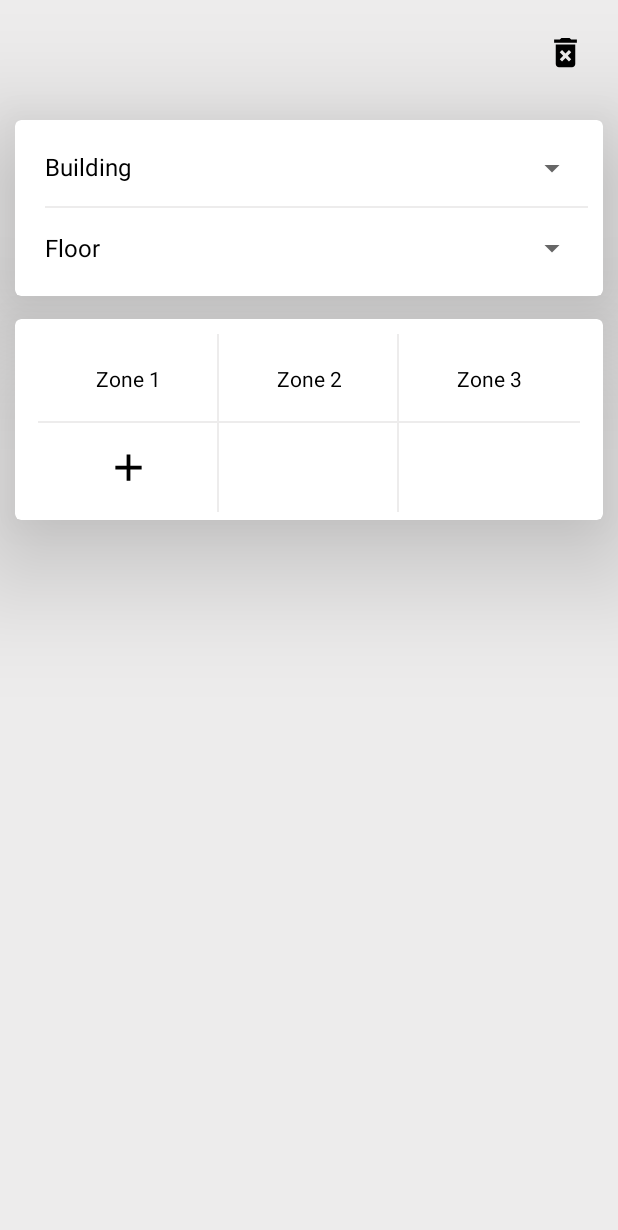
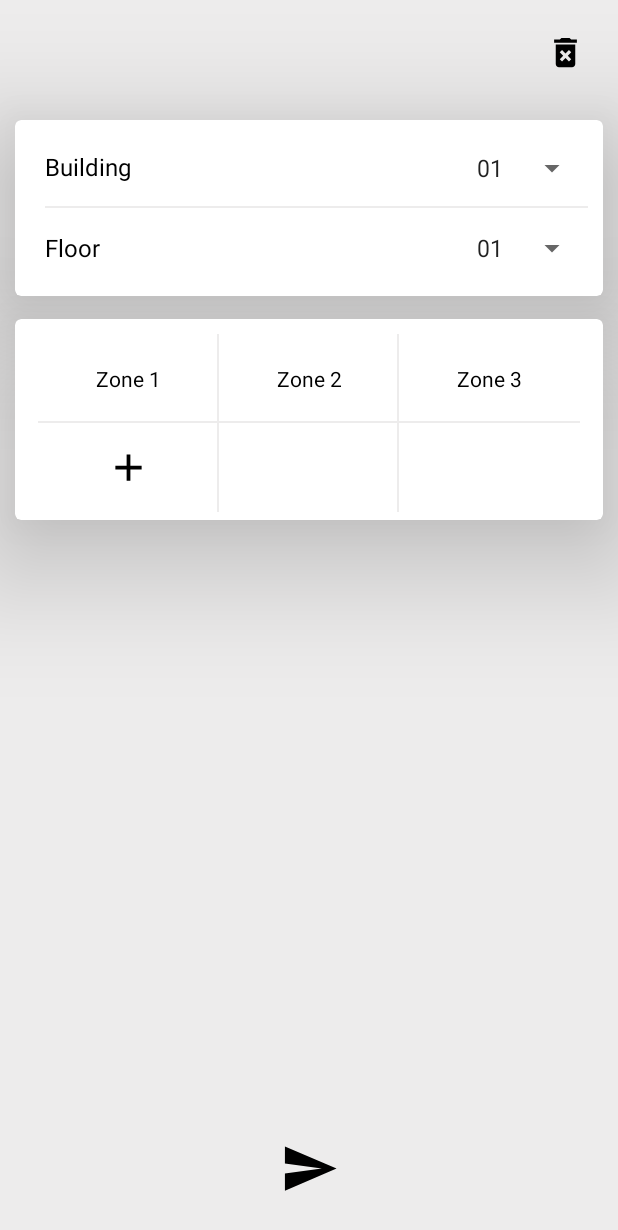
Before and after one commit to asapsonter/appScan-, an Android app: the screen it shows after launch (MainActivity), after a tap on an icon or button, on a phone screen of 412 x 824 dp. Shown: the top 1230 px of the screen. Run offline under Robolectric (Android 15) with nearby library versions, the phone set to English and light mode, and no system bars.

Commit message:
scanned rows and complete zone adapters

```diff
--- a/app/src/main/java/com/example/scanqrapp/models/SingleScannedRow.java
+++ b/app/src/main/java/com/example/scanqrapp/models/SingleScannedRow.java
@@ -19,4 +19,10 @@ public class SingleScannedRow {
 
         return Objects.equals(uuid, that.uuid) && Objects.equals(building, that.building) && Objects.equals(floor, that.floor) && Objects.equals(zone, that.zone) && Objects.equals(uniqueId, that.uniqueId) && Objects.equals(productName, that.productName);
     }
+
+    @Override
+    //use hash function to convert strings Objects into numerical values
+    public int hashCode() {
+        return Objects.hash(uuid, building, floor, zone, uniqueId, productName);
+    }
 }
--- a/app/src/main/java/com/example/scanqrapp/ui/main/MainFragment.java
+++ b/app/src/main/java/com/example/scanqrapp/ui/main/MainFragment.java
@@ -4,8 +4,10 @@ import androidx.annotation.NonNull;
 import androidx.annotation.Nullable;
 import androidx.fragment.app.Fragment;
 import androidx.lifecycle.ViewModelProvider;
+import androidx.navigation.Navigation;
 import androidx.recyclerview.widget.GridLayoutManager;
 
+import android.annotation.SuppressLint;
 import android.content.Context;
 import android.content.SharedPreferences;
 import android.os.Bundle;
@@ -15,6 +17,7 @@ import android.view.ViewGroup;
 import android.widget.ArrayAdapter;
 import android.widget.Spinner;
 
+import com.example.scanqrapp.R;
 import com.example.scanqrapp.databinding.FragmentMainBinding;
 import com.example.scanqrapp.models.SingleScannedRow;
 
@@ -51,28 +54,73 @@ public class MainFragment extends Fragment implements  MainFragmentsCallbacks  {
         return binding.getRoot();
     }
 
+    @SuppressLint("NotifyDataSetChanged")
     @Override
-    public void onZoneClick(int i){
+    public void onZoneClick(int i) {
+       // set view model  to set and increament positon of zone adapter
+        if (i == mViewModel.zoneList.size()){
+            mViewModel.incrementZoneList();
+            updateTotalZone();
+            zoneAdapter.notifyDataSetChanged();
+        } else if ( i < mViewModel.zoneList.size()){
+            Bundle bundle = new Bundle();
+            bundle.putInt("zone", mViewModel.zoneList.get(i));
+            bundle.putInt("building", Integer.parseInt(binding.spinnerBuilding.getSelectedItem().toString()));
+            bundle.putInt("floor", Integer.parseInt(binding.spinnerFloor.getSelectedItem().toString()));
+          /*  Navigation.findNavController(
+                    requireActivity(),
+                    binding.getRoot().getId()
+            ).navigate(R.id.zone_detail_fragment, bundle);*/
+        }
 
+
+
+    }
+
+    private void updateTotalZone() {
+       SharedPreferences sharedPreferences = getActivity().getPreferences(Context.MODE_PRIVATE);
+       int zone = sharedPreferences.getInt("zone", 9);
+       SharedPreferences.Editor editor = sharedPreferences.edit();
+        editor.putInt("zone", zone + 3);
+        editor.apply();
     }
 
     //set spinners building & floor
     private void setSpinner(){
        //initialize building spinner
         Spinner spinnerBuilding = binding.spinnerBuilding;
+        ArrayAdapter<CharSequence> adapterBuilding = ArrayAdapter
+                .createFromResource(
+                        requireContext(),
+                        R.array.floors_array,
+                        android.R.layout.simple_spinner_item
+                );
+
+        //invoke building spinner
+        adapterBuilding.setDropDownViewResource(R.layout.item_spinner);
+        spinnerBuilding.setAdapter(adapterBuilding);
 
 
         //initialize building spinner instance
         Spinner spinnerFloor = binding.spinnerFloor;
         //initialize floor arrays
-        //ArrayAdapter<CharSequence> adapterFloor = ArrayAdapter;
+        ArrayAdapter<CharSequence> adapterFloor = ArrayAdapter
+                .createFromResource(
+                        requireContext(),
+                        R.array.floors_array,
+                        android.R.layout.simple_spinner_item
+                );
+        //initiate floor spinner
+        adapterFloor.setDropDownViewResource(R.layout.item_spinner);
+        spinnerFloor.setAdapter(adapterFloor);
+
 
 
     }
     private void setZoneRecyclerView() {
         SharedPreferences sharedPreferences = getActivity().getPreferences(Context.MODE_PRIVATE);
         int zone =  sharedPreferences.getInt("zone", 9);
-        mViewModel.incrementZoneList(zone);
+        mViewModel.incrementZoneList();
         zoneAdapter = new ZoneAdapter(
                 mViewModel.zoneList,
                 requireContext(),
--- a/app/src/main/java/com/example/scanqrapp/ui/main/MainViewModel.java
+++ b/app/src/main/java/com/example/scanqrapp/ui/main/MainViewModel.java
@@ -9,7 +9,7 @@ public class MainViewModel extends ViewModel {
     ArrayList<Integer> zoneList = new ArrayList<>();
     int building = 1, floor = 1;
 
-   public void incrementZoneList(int zone){
+   public void incrementZoneList(){
        zoneList.add(zoneList.size() + 1 );
        zoneList.add(zoneList.size() + 1 );
        zoneList.add(zoneList.size() + 1 );
--- a/app/src/main/res/layout/fragment_main.xml
+++ b/app/src/main/res/layout/fragment_main.xml
@@ -90,10 +90,11 @@
         android:layout_marginEnd="10dp"
         android:layout_marginBottom="15dp"
         app:cardElevation="50dp"
-
+        app:layout_constraintBottom_toTopOf="@id/iv_qr"
         app:layout_constraintHeight_default="wrap"
         app:layout_constraintTop_toBottomOf="@id/cv_buildings_floors"
         app:layout_constraintVertical_bias="0">
+
         <androidx.recyclerview.widget.RecyclerView
             android:id="@+id/rv_zones"
             android:layout_width="match_parent"
@@ -101,13 +102,24 @@
             android:paddingStart="15dp"
             android:paddingTop="10dp"
             android:paddingEnd="15dp"
+            android:paddingBottom="5dp"
             app:layoutManager="androidx.recyclerview.widget.GridLayoutManager"
             app:spanCount="3"
             tools:itemCount="9"
-            android:paddingBottom="5dp"
             tools:listitem="@layout/item_zone">
 
         </androidx.recyclerview.widget.RecyclerView>
     </com.google.android.material.card.MaterialCardView>
+    <ImageView
+        android:id="@+id/iv_qr"
+        android:layout_width="50dp"
+        android:layout_height="50dp"
+        android:layout_marginBottom="20dp"
+        android:padding="5dp"
+        android:src="@drawable/ic_baseline_send_24"
+        app:layout_constraintBottom_toBottomOf="parent"
+        app:layout_constraintEnd_toEndOf="parent"
+        app:layout_constraintStart_toStartOf="parent" />
+
 
 </androidx.constraintlayout.widget.ConstraintLayout>
```
Also changed, not shown: app/src/main/java/com/example/scanqrapp/ui/main/ZoneAdapter.java (+10 -4 lines), app/src/main/java/com/example/scanqrapp/ui/zone_details/DetailFragmentCallbacks.java (added, +9 -0 lines), app/src/main/java/com/example/scanqrapp/ui/zone_details/ScannedQrAdapter.java (added, +68 -0 lines), app/src/main/res/layout/item_qr_scan.xml (added, +59 -0 lines), app/src/main/res/layout/item_spinner.xml (added, +9 -0 lines).
